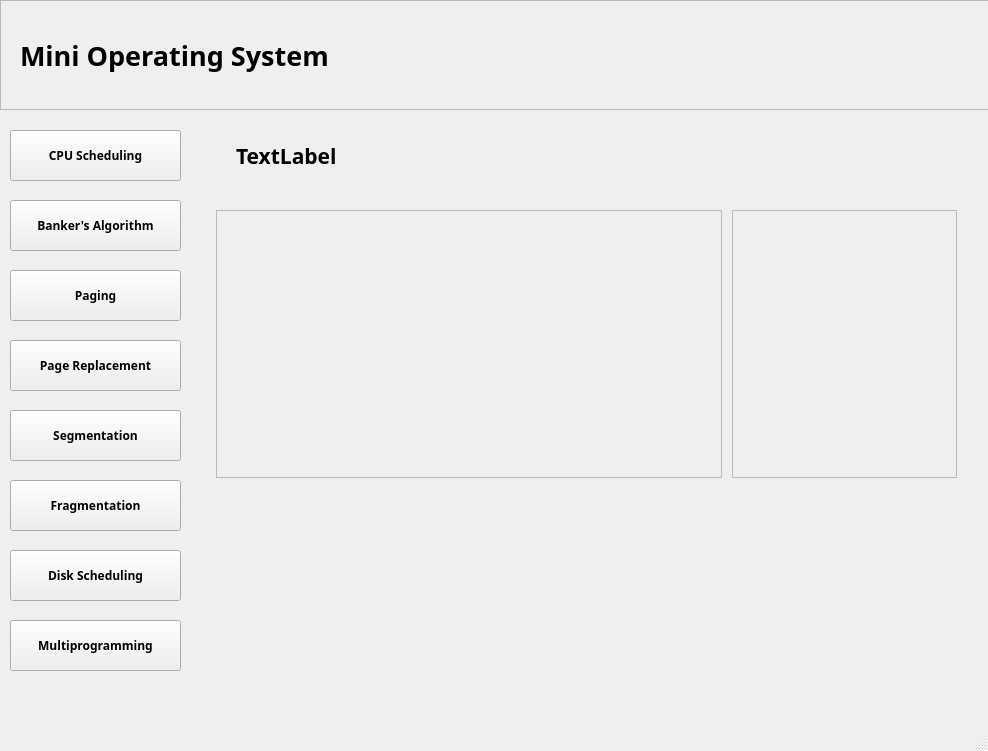
Before: the Qt Designer form main_window.ui in strawbwiees/Mini-OS, drawn with Qt 5.
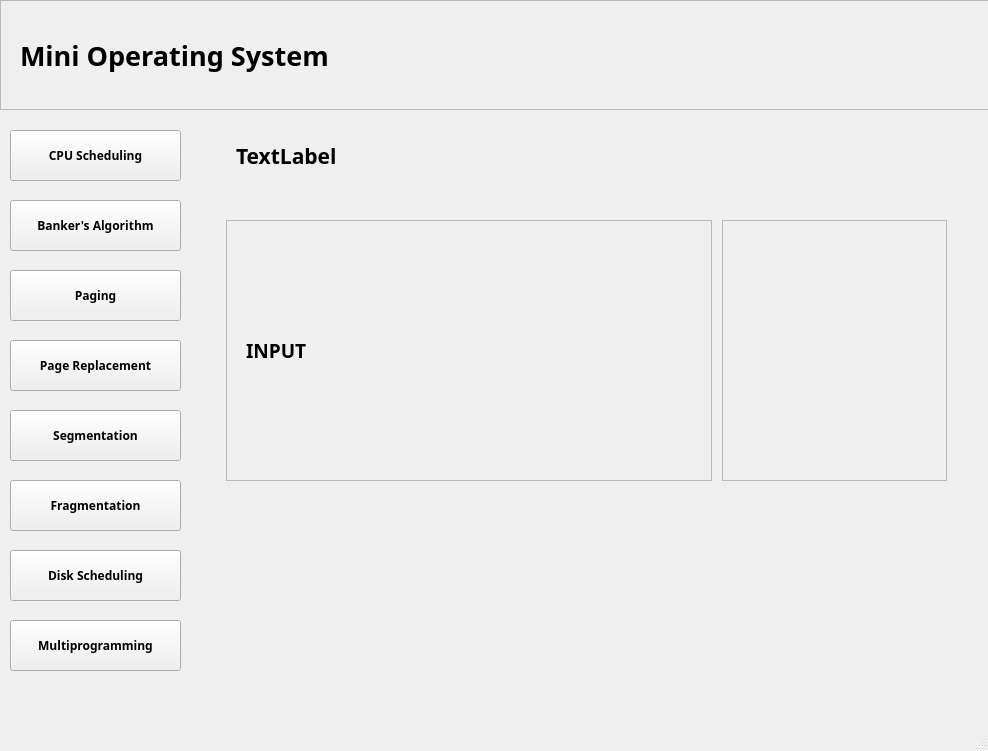
After: the same form once the commit is applied.

The edit to the form file:
```diff
--- a/main_window.ui
+++ b/main_window.ui
@@ -392,7 +392,7 @@
           <x>10</x>
           <y>100</y>
           <width>741</width>
-          <height>268</height>
+          <height>281</height>
          </rect>
         </property>
         <property name="autoFillBackground">
@@ -402,14 +402,17 @@
          <property name="spacing">
           <number>10</number>
          </property>
+         <property name="leftMargin">
+          <number>10</number>
+         </property>
          <property name="topMargin">
-          <number>0</number>
+          <number>10</number>
          </property>
          <property name="rightMargin">
-          <number>0</number>
+          <number>10</number>
          </property>
          <property name="bottomMargin">
-          <number>0</number>
+          <number>10</number>
          </property>
          <item>
           <widget class="QFrame" name="processFrame">
@@ -419,6 +422,32 @@
            <property name="frameShadow">
             <enum>QFrame::Shadow::Raised</enum>
            </property>
+           <widget class="QWidget" name="widget_2" native="true">
+            <property name="geometry">
+             <rect>
+              <x>20</x>
+              <y>20</y>
+              <width>441</width>
+              <height>221</height>
+             </rect>
+            </property>
+            <layout class="QHBoxLayout" name="horizontalLayout_4">
+             <item>
+              <widget class="QLabel" name="inputTitleLabel">
+               <property name="font">
+                <font>
+                 <family>Century Gothic</family>
+                 <pointsize>14</pointsize>
+                 <bold>true</bold>
+                </font>
+               </property>
+               <property name="text">
+                <string>INPUT</string>
+               </property>
+              </widget>
+             </item>
+            </layout>
+           </widget>
           </widget>
          </item>
          <item>
@@ -437,7 +466,7 @@
            </property>
            <property name="maximumSize">
             <size>
-             <width>225</width>
+             <width>200</width>
              <height>16777215</height>
             </size>
            </property>
@@ -454,9 +483,9 @@
        <widget class="QWidget" name="resultsWidget" native="true">
         <property name="geometry">
          <rect>
-          <x>10</x>
+          <x>20</x>
           <y>410</y>
-          <width>741</width>
+          <width>731</width>
           <height>141</height>
          </rect>
         </property>
```
